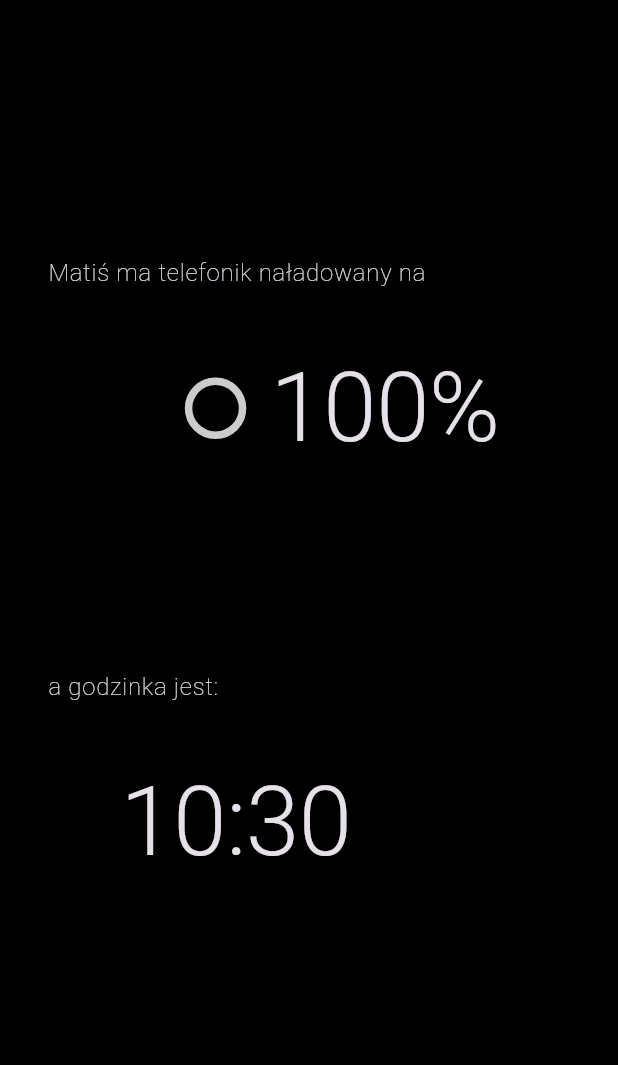
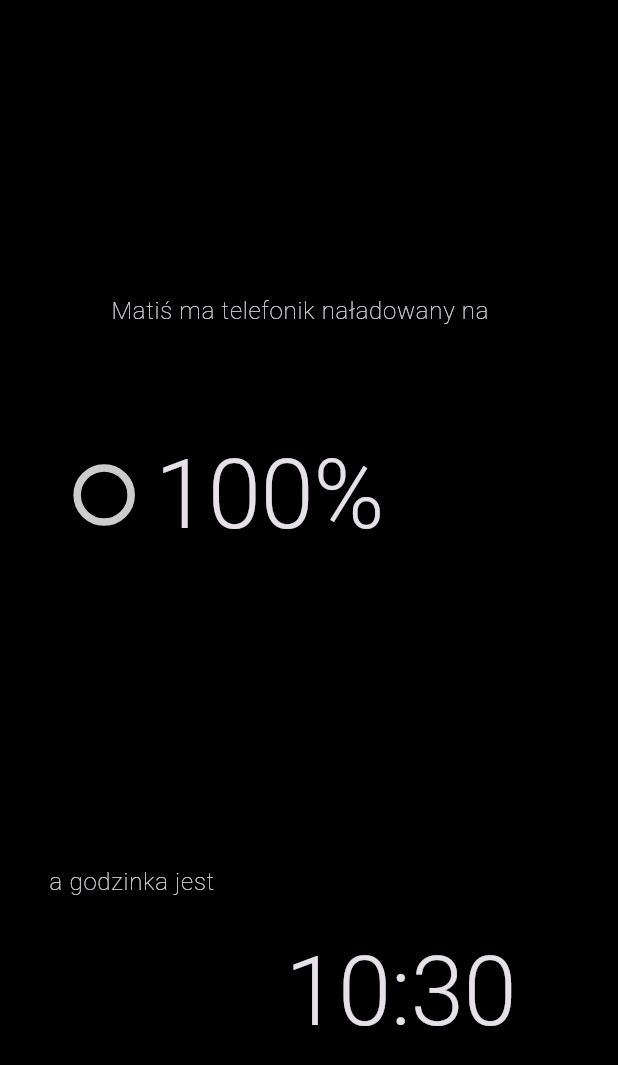
Before and after one commit to TheLastGimbus/the_last_daydream, a Flutter app: the screen it shows after launch, on a phone screen of 412 x 824 dp. Shown: the top 1065 px of the screen. Run offline on Flutter 3.47's test engine with Material 2 defaults, Android fonts, the phone set to English and light mode, and no system bars; our stand-ins replace battery_plus.

Commit message:
self moving stuff

```diff
--- a/lib/main.dart
+++ b/lib/main.dart
@@ -1,3 +1,6 @@
+import 'dart:async';
+import 'dart:math' as math;
+
 import 'package:flutter/material.dart';
 import 'package:the_last_daydream/shit_utils.dart';
 
@@ -27,14 +30,36 @@ class MyHomePage extends StatefulWidget {
   State<MyHomePage> createState() => _MyHomePageState();
 }
 
-class _MyHomePageState extends State<MyHomePage> {
+class _MyHomePageState extends State<MyHomePage> with TickerProviderStateMixin {
+  StreamSubscription? _ss;
+  static const animationSpeed = 1.0;
+  static const divider = 100000;
+  static const refreshTime = Duration(seconds: 10);
+
+  /// loop continuously growing number into 0..1 back and forth
+  double l(double value) => (math.sin(value * animationSpeed) + 1) / 2;
+
+  final seed = math.Random().nextInt(694202137);
+
+  align(double e, math.Random r) => FractionalOffset(
+      l((e + r.nextInt(6969)) / 1), l((e + r.nextInt(6969)) / 10));
+
+  @override
+  void initState() {
+    super.initState();
+    _ss ??= Stream.periodic(refreshTime).listen((event) => setState(() {}));
+  }
+
   @override
   Widget build(BuildContext context) {
     final t = Theme.of(context);
     final tt = t.textTheme;
-    final small = tt.bodyLarge!.copyWith(fontWeight: FontWeight.w200);
-    final big =
-        tt.displayLarge!.copyWith(fontSize: 64, fontWeight: FontWeight.w300);
+    // reset random generator every build (so we get consistent results)
+    final r = math.Random(seed);
+    final seconds = DateTime.now().millisecondsSinceEpoch.toDouble() /
+        divider *
+        animationSpeed;
+
     return Scaffold(
       body: Container(
         margin: const EdgeInsets.all(32),
@@ -42,35 +67,88 @@ class _MyHomePageState extends State<MyHomePage> {
           mainAxisAlignment: MainAxisAlignment.start,
           crossAxisAlignment: CrossAxisAlignment.start,
           children: <Widget>[
-            const Spacer(flex: 10),
-            Text('Matiś ma telefonik naładowany na', style: small),
-            const Spacer(flex: 3),
-            StreamBuilder(
+            Expanded(
+              flex: 1,
+              child: AnimatedContainer(
+                duration: refreshTime,
+                alignment: align(seconds, r),
+                child: Text('Matiś ma telefonik naładowany na',
+                    style: tt.bodyLarge),
+              ),
+            ),
+            Expanded(
+              flex: 1,
+              child: AnimatedContainer(
+                duration: refreshTime,
+                alignment: align(seconds, r),
+                child: const BatteryWidget(),
+              ),
+            ),
+            Expanded(
+              flex: 1,
+              child: AnimatedContainer(
+                duration: refreshTime,
+                alignment: align(seconds, r),
+                child: Text("a godzinka jest", style: tt.bodyLarge),
+              ),
+            ),
+            Expanded(
+              flex: 1,
+              child: AnimatedContainer(
+                duration: refreshTime,
+                alignment: align(seconds, r),
+                child: const DigitalClock(),
+              ),
+            ),
+          ],
+        ),
+      ),
+    );
+  }
+
+  @override
+  void dispose() {
+    _ss?.cancel();
+    super.dispose();
+  }
+}
+
+/// Standalone, auto-updating widget with battery %
+class BatteryWidget extends StatelessWidget {
+  const BatteryWidget({Key? key}) : super(key: key);
+
+  @override
+  Widget build(BuildContext context) {
+    return StreamBuilder(
       initialData: -1,
       stream: batteryStream,
       builder: (context, snapshot) => Row(
+        mainAxisSize: MainAxisSize.min,
         children: [
-                  const Spacer(flex: 20),
           CircularProgressIndicator(
             value: snapshot.data! / 100,
             strokeWidth: 5,
             backgroundColor: const Color(0x33ffffff),
-                    valueColor:
-                        const AlwaysStoppedAnimation<Color>(Color(0xbfffffff)),
+            valueColor: const AlwaysStoppedAnimation<Color>(Color(0xbfffffff)),
           ),
-                  const Spacer(flex: 4),
-                  Text("${snapshot.data}%", style: big),
-                  const Spacer(flex: 10),
+          const SizedBox(width: 16),
+          Text(
+            "${snapshot.data}%",
+            style: Theme.of(context).textTheme.displayLarge,
+          ),
         ],
       ),
-            ),
-            const Spacer(flex: 10),
-            Text("a godzinka jest:", style: small),
-            const Spacer(flex: 3),
-            Row(
-              children: [
-                const Spacer(flex: 1),
-                StreamBuilder(
+    );
+  }
+}
+
+/// Standalone, auto-updating widget with digital clock
+class DigitalClock extends StatelessWidget {
+  const DigitalClock({Key? key}) : super(key: key);
+
+  @override
+  Widget build(BuildContext context) {
+    return StreamBuilder(
       initialData: DateTime.now(),
       stream: timeMinutesStream,
       builder: (context, snapshot) {
@@ -78,17 +156,9 @@ class _MyHomePageState extends State<MyHomePage> {
         return Text(
           "${time.hour.toString().padLeft(2, '0')}:"
           "${time.minute.toString().padLeft(2, '0')}",
-                      style: big,
+          style: Theme.of(context).textTheme.displayLarge,
         );
       },
-                ),
-                const Spacer(flex: 3),
-              ],
-            ),
-            const Spacer(flex: 15),
-          ],
-        ),
-      ),
     );
   }
 }
--- a/lib/theme.dart
+++ b/lib/theme.dart
@@ -9,6 +9,15 @@ ThemeData get darkTheme {
       background: const Color(0xFF000000),
       surface: const Color(0xFF000000),
     ),
+    textTheme: _dark.textTheme.copyWith(
+      displayLarge: _dark.textTheme.displayLarge!.copyWith(
+        fontSize: 64,
+        fontWeight: FontWeight.w300,
+      ),
+      bodyLarge: _dark.textTheme.bodyLarge!.copyWith(
+        fontWeight: FontWeight.w200,
+      ),
+    ),
     scaffoldBackgroundColor: const Color(0xFF000000),
   );
 }
```
Lines whose indentation alone changed are shown as unchanged.
